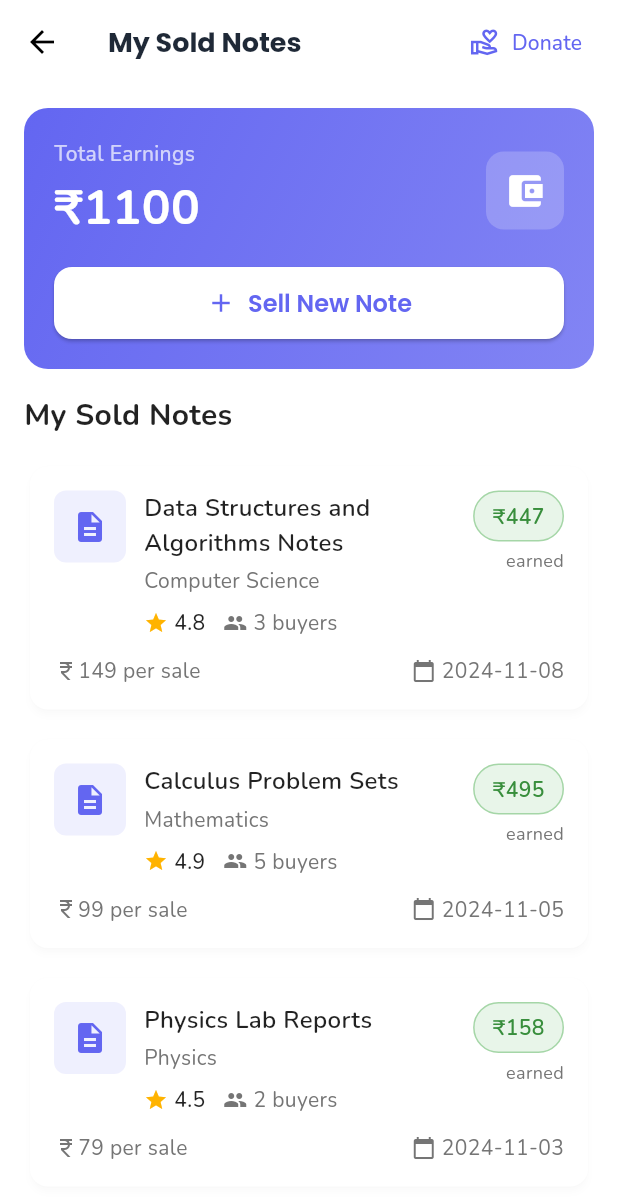
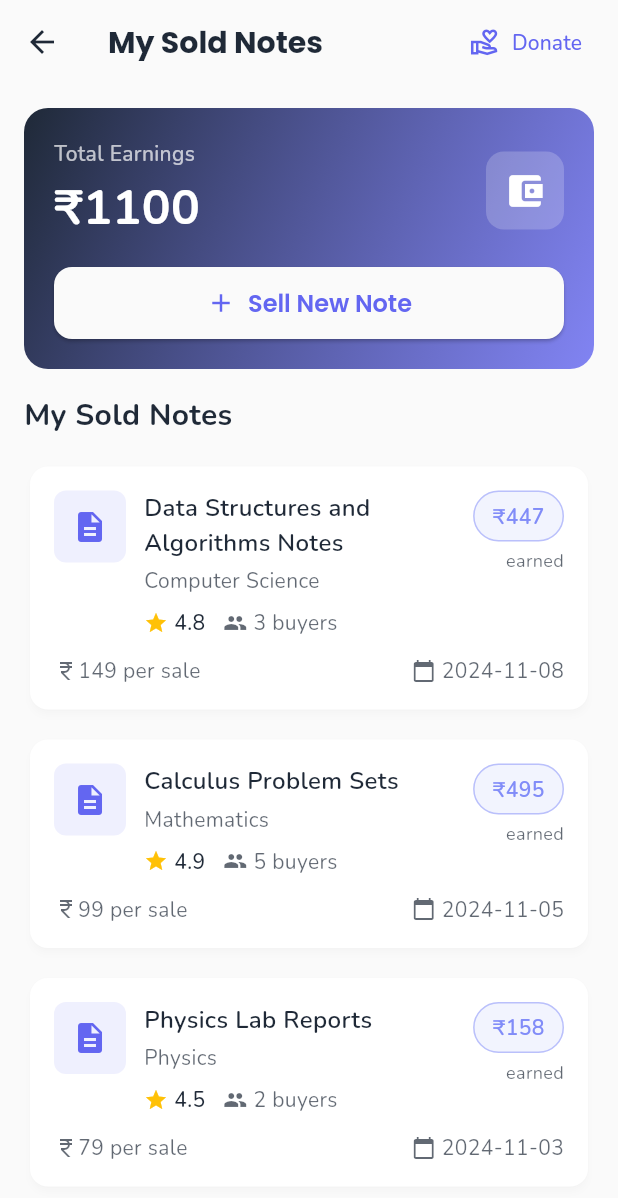
Before and after one commit to Campus-Notes/campus_notes_app, a Flutter app: the MySoldNotesPage screen opened directly, on a phone screen of 412 x 824 dp. Shown: the top 1198 px of the screen. Run offline on Flutter 3.47's test engine with Material 3 defaults, Android fonts, the phone set to English and light mode, and no system bars; our stand-ins replace cloud_firestore, firebase_auth, firebase_core, google_fonts, shared_preferences; accounts and stored records are empty.

Commit message:
feat: add dark mode UI for sold notes

```diff
--- a/lib/features/home/presentation/widgets/sell_mode_content.dart
+++ b/lib/features/home/presentation/widgets/sell_mode_content.dart
@@ -1,5 +1,5 @@
 import 'package:flutter/material.dart';
-import '../../../../theme/app_theme.dart';
+// import '../../../../theme/app_theme.dart';
 import '../../../notes/presentation/pages/sell_note.dart';
 import '../../../notes/presentation/widgets/sold_note_card.dart';
 
@@ -52,7 +52,10 @@ class SellModeContent extends StatelessWidget {
           padding: const EdgeInsets.all(20),
           decoration: BoxDecoration(
             gradient: LinearGradient(
-              colors: [AppColors.primary, AppColors.primary.withValues(alpha: 0.8)],
+              colors: [
+                Theme.of(context).colorScheme.primary,
+                Theme.of(context).colorScheme.primary.withValues(alpha: 0.8)
+              ],
               begin: Alignment.topLeft,
               end: Alignment.bottomRight,
             ),
@@ -108,23 +111,24 @@ class SellModeContent extends StatelessWidget {
                     MaterialPageRoute(builder: (_) => const UploadPage()),
                   ),
                   style: ElevatedButton.styleFrom(
-                    backgroundColor: Colors.white,
-                    foregroundColor: AppColors.primary,
+                    backgroundColor: Theme.of(context).scaffoldBackgroundColor,
+                    foregroundColor: Theme.of(context).colorScheme.primary,
                     padding: const EdgeInsets.symmetric(vertical: 12),
                     shape: RoundedRectangleBorder(
                       borderRadius: BorderRadius.circular(12),
                     ),
                   ),
-                  child: const Row(
+                  child: Row(
                     mainAxisAlignment: MainAxisAlignment.center,
                     children: [
-                      Icon(Icons.add, size: 20),
-                      SizedBox(width: 8),
+                      Icon(Icons.add, size: 20, color: Theme.of(context).colorScheme.primary),
+                      const SizedBox(width: 8),
                       Text(
                         'Sell New Note',
                         style: TextStyle(
                           fontWeight: FontWeight.w600,
                           fontSize: 16,
+                          color: Theme.of(context).colorScheme.primary,
                         ),
                       ),
                     ],
@@ -135,12 +139,12 @@ class SellModeContent extends StatelessWidget {
           ),
         ),
 
-        const Text(
+        Text(
           'My Sold Notes',
           style: TextStyle(
             fontSize: 20,
             fontWeight: FontWeight.bold,
-            color: Colors.black87,
+            color: Theme.of(context).colorScheme.onSurface,
           ),
         ),
         const SizedBox(height: 16),
@@ -150,28 +154,28 @@ class SellModeContent extends StatelessWidget {
           Center(
             child: Container(
               padding: const EdgeInsets.all(32),
-              child: const Column(
+              child: Column(
                 children: [
                   Icon(
                     Icons.note_add_outlined,
                     size: 64,
-                    color: Colors.grey,
+                    color: Theme.of(context).colorScheme.onSurface.withValues(alpha: 0.5),
                   ),
-                  SizedBox(height: 16),
+                  const SizedBox(height: 16),
                   Text(
                     'No notes sold yet',
                     style: TextStyle(
                       fontSize: 18,
                       fontWeight: FontWeight.w600,
-                      color: Colors.grey,
+                      color: Theme.of(context).colorScheme.onSurface.withValues(alpha: 0.7),
                     ),
                   ),
-                  SizedBox(height: 8),
+                  const SizedBox(height: 8),
                   Text(
                     'Start by selling your first note!',
                     style: TextStyle(
                       fontSize: 14,
-                      color: Colors.grey,
+                      color: Theme.of(context).colorScheme.onSurface.withValues(alpha: 0.5),
                     ),
                   ),
                 ],
--- a/lib/features/notes/presentation/pages/my_sold_notes_page.dart
+++ b/lib/features/notes/presentation/pages/my_sold_notes_page.dart
@@ -1,5 +1,4 @@
 import 'package:flutter/material.dart';
-import '../../../../theme/app_theme.dart';
 import 'sell_note.dart';
 import 'donations_page.dart';
 import '../widgets/sold_note_card.dart';
@@ -45,19 +44,36 @@ class MySoldNotesPage extends StatelessWidget {
     double totalEarnings = soldNotes.fold(0.0, (sum, note) => sum + note['totalEarned']);
 
     return Scaffold(
-      backgroundColor: Colors.white,
+      backgroundColor: Theme.of(context).scaffoldBackgroundColor,
       appBar: AppBar(
-        title: const Text('My Sold Notes'),
-        backgroundColor: Colors.white,
-        foregroundColor: Colors.black,
+        title: Text(
+          'My Sold Notes',
+          style: TextStyle(
+            color: Theme.of(context).colorScheme.onSurface,
+            fontWeight: FontWeight.bold,
+            fontSize: 20,
+          ),
+        ),
+        backgroundColor: Theme.of(context).scaffoldBackgroundColor,
+        foregroundColor: Theme.of(context).colorScheme.onSurface,
         elevation: 0,
         actions: [
           TextButton.icon(
             onPressed: () => Navigator.of(context).push(
               MaterialPageRoute(builder: (_) => const DonationsPage()),
             ),
-            icon: const Icon(Icons.volunteer_activism_outlined, size: 20),
-            label: const Text('Donate', style: TextStyle(fontSize: 14)),
+            icon: Icon(
+              Icons.volunteer_activism_outlined,
+              size: 20,
+              color: Theme.of(context).colorScheme.primary,
+            ),
+            label: Text(
+              'Donate',
+              style: TextStyle(
+                fontSize: 14,
+                color: Theme.of(context).colorScheme.primary,
+              ),
+            ),
           ),
           const SizedBox(width: 8),
         ],
@@ -70,7 +86,10 @@ class MySoldNotesPage extends StatelessWidget {
             padding: const EdgeInsets.all(20),
             decoration: BoxDecoration(
               gradient: LinearGradient(
-                colors: [AppColors.primary, AppColors.primary.withValues(alpha: 0.8)],
+                colors: [
+                  Theme.of(context).colorScheme.onSurface,
+                  Theme.of(context).colorScheme.primary.withValues(alpha:0.8)
+                ],
                 begin: Alignment.topLeft,
                 end: Alignment.bottomRight,
               ),
@@ -107,7 +126,7 @@ class MySoldNotesPage extends StatelessWidget {
                     Container(
                       padding: const EdgeInsets.all(12),
                       decoration: BoxDecoration(
-                        color: Colors.white.withValues(alpha: 0.2),
+                        color: Colors.white.withValues(alpha:0.2),
                         borderRadius: BorderRadius.circular(12),
                       ),
                       child: const Icon(
@@ -126,23 +145,24 @@ class MySoldNotesPage extends StatelessWidget {
                       MaterialPageRoute(builder: (_) => const UploadPage()),
                     ),
                     style: ElevatedButton.styleFrom(
-                      backgroundColor: Colors.white,
-                      foregroundColor: AppColors.primary,
+                      backgroundColor: Theme.of(context).scaffoldBackgroundColor,
+                      foregroundColor: Theme.of(context).colorScheme.primary,
                       padding: const EdgeInsets.symmetric(vertical: 12),
                       shape: RoundedRectangleBorder(
                         borderRadius: BorderRadius.circular(12),
                       ),
                     ),
-                    child: const Row(
+                    child: Row(
                       mainAxisAlignment: MainAxisAlignment.center,
                       children: [
-                        Icon(Icons.add, size: 20),
-                        SizedBox(width: 8),
+                        Icon(Icons.add, size: 20, color: Theme.of(context).colorScheme.primary),
+                        const SizedBox(width: 8),
                         Text(
                           'Sell New Note',
                           style: TextStyle(
                             fontWeight: FontWeight.w600,
                             fontSize: 16,
+                            color: Theme.of(context).colorScheme.primary,
                           ),
                         ),
                       ],
@@ -155,30 +175,30 @@ class MySoldNotesPage extends StatelessWidget {
 
           Expanded(
             child: soldNotes.isEmpty
-                ? const Center(
+                ? Center(
                     child: Column(
                       mainAxisAlignment: MainAxisAlignment.center,
                       children: [
                         Icon(
                           Icons.note_add_outlined,
                           size: 64,
-                          color: Colors.grey,
+                          color: Theme.of(context).colorScheme.onSurface.withValues(alpha:0.5),
                         ),
-                        SizedBox(height: 16),
+                        const SizedBox(height: 16),
                         Text(
                           'No notes sold yet',
                           style: TextStyle(
                             fontSize: 18,
                             fontWeight: FontWeight.w600,
-                            color: Colors.grey,
+                            color: Theme.of(context).colorScheme.onSurface.withValues(alpha:0.7),
                           ),
                         ),
-                        SizedBox(height: 8),
+                        const SizedBox(height: 8),
                         Text(
                           'Start by selling your first note!',
                           style: TextStyle(
                             fontSize: 14,
-                            color: Colors.grey,
+                            color: Theme.of(context).colorScheme.onSurface.withValues(alpha:0.5),
                           ),
                         ),
                       ],
@@ -189,14 +209,14 @@ class MySoldNotesPage extends StatelessWidget {
                     itemCount: soldNotes.length + 1,
                     itemBuilder: (context, index) {
                       if (index == 0) {
-                        return const Padding(
-                          padding: EdgeInsets.only(bottom: 16),
+                        return Padding(
+                          padding: const EdgeInsets.only(bottom: 16),
                           child: Text(
                             'My Sold Notes',
                             style: TextStyle(
                               fontSize: 20,
                               fontWeight: FontWeight.bold,
-                              color: Colors.black87,
+                              color: Theme.of(context).colorScheme.onSurface,
                             ),
                           ),
                         );
--- a/lib/features/notes/presentation/widgets/sold_note_card.dart
+++ b/lib/features/notes/presentation/widgets/sold_note_card.dart
@@ -1,5 +1,5 @@
 import 'package:flutter/material.dart';
-import '../../../../theme/app_theme.dart';
+// import '../../../../theme/app_theme.dart';
 
 class SoldNoteCard extends StatelessWidget {
   final Map<String, dynamic> note;
@@ -29,17 +29,16 @@ class SoldNoteCard extends StatelessWidget {
                   width: 48,
                   height: 48,
                   decoration: BoxDecoration(
-                    color: AppColors.primary.withValues(alpha: 0.1),
+                    color: Theme.of(context).colorScheme.primary.withValues(alpha:0.1),
                     borderRadius: BorderRadius.circular(8),
                   ),
-                  child: const Icon(
+                  child: Icon(
                     Icons.description,
-                    color: AppColors.primary,
+                    color: Theme.of(context).colorScheme.primary,
                     size: 24,
                   ),
                 ),
                 const SizedBox(width: 12),
-
                 // Note details
                 Expanded(
                   child: Column(
@@ -47,10 +46,10 @@ class SoldNoteCard extends StatelessWidget {
                     children: [
                       Text(
                         note['title'],
-                        style: const TextStyle(
+                        style: TextStyle(
                           fontSize: 16,
                           fontWeight: FontWeight.w600,
-                          color: Colors.black87,
+                          color: Theme.of(context).colorScheme.onSurface,
                         ),
                         maxLines: 2,
                         overflow: TextOverflow.ellipsis,
@@ -60,38 +59,38 @@ class SoldNoteCard extends StatelessWidget {
                         note['subject'],
                         style: TextStyle(
                           fontSize: 14,
-                          color: Colors.grey[600],
+                          color: Theme.of(context).colorScheme.onSurface.withValues(alpha:0.7),
                         ),
                       ),
                       const SizedBox(height: 8),
                       Row(
                         children: [
-                          Icon(
+                          const Icon(
                             Icons.star,
                             size: 16,
-                            color: Colors.amber[600],
+                            color: Colors.amber,
                           ),
                           const SizedBox(width: 4),
                           Text(
                             note['rating'].toString(),
-                            style: const TextStyle(
+                            style: TextStyle(
                               fontSize: 14,
                               fontWeight: FontWeight.w500,
-                              color: Colors.black87,
+                              color: Theme.of(context).colorScheme.onSurface,
                             ),
                           ),
                           const SizedBox(width: 12),
                           Icon(
                             Icons.people,
                             size: 16,
-                            color: Colors.grey[600],
+                            color: Theme.of(context).colorScheme.onSurface.withValues(alpha:0.7),
                           ),
                           const SizedBox(width: 4),
                           Text(
                             '${note['buyerCount']} buyers',
                             style: TextStyle(
                               fontSize: 14,
-                              color: Colors.grey[600],
+                              color: Theme.of(context).colorScheme.onSurface.withValues(alpha:0.7),
                             ),
                           ),
                         ],
@@ -99,7 +98,6 @@ class SoldNoteCard extends StatelessWidget {
                     ],
                   ),
                 ),
-
                 // Earnings section
                 Column(
                   crossAxisAlignment: CrossAxisAlignment.end,
@@ -110,16 +108,16 @@ class SoldNoteCard extends StatelessWidget {
                         vertical: 6,
                       ),
                       decoration: BoxDecoration(
-                        color: Colors.green[50],
+                        color: Theme.of(context).colorScheme.secondary.withValues(alpha:0.1),
                         borderRadius: BorderRadius.circular(20),
-                        border: Border.all(color: Colors.green[200]!),
+                        border: Border.all(color: Theme.of(context).colorScheme.secondary.withValues(alpha:0.5)),
                       ),
                       child: Text(
                         '₹${note['totalEarned'].toStringAsFixed(0)}',
                         style: TextStyle(
                           fontSize: 14,
                           fontWeight: FontWeight.w600,
-                          color: Colors.green[700],
+                          color: Theme.of(context).colorScheme.secondary,
                         ),
                       ),
                     ),
@@ -128,16 +126,14 @@ class SoldNoteCard extends StatelessWidget {
                       'earned',
                       style: TextStyle(
                         fontSize: 12,
-                        color: Colors.grey[600],
+                        color: Theme.of(context).colorScheme.onSurface.withValues(alpha:0.7),
                       ),
                     ),
                   ],
                 ),
               ],
             ),
-
             const SizedBox(height: 12),
-
             // Bottom row with price and date
             Row(
               mainAxisAlignment: MainAxisAlignment.spaceBetween,
@@ -147,13 +143,13 @@ class SoldNoteCard extends StatelessWidget {
                     Icon(
                       Icons.currency_rupee,
                       size: 16,
-                      color: Colors.grey[600],
+                      color: Theme.of(context).colorScheme.onSurface.withValues(alpha:0.7),
                     ),
                     Text(
                       '${note['price'].toStringAsFixed(0)} per sale',
                       style: TextStyle(
                         fontSize: 14,
-                        color: Colors.grey[600],
+                        color: Theme.of(context).colorScheme.onSurface.withValues(alpha:0.7),
                       ),
                     ),
                   ],
@@ -163,14 +159,14 @@ class SoldNoteCard extends StatelessWidget {
                     Icon(
                       Icons.calendar_today,
                       size: 16,
-                      color: Colors.grey[600],
+                      color: Theme.of(context).colorScheme.onSurface.withValues(alpha:0.7),
                     ),
                     const SizedBox(width: 4),
                     Text(
                       note['dateSold'],
                       style: TextStyle(
                         fontSize: 14,
-                        color: Colors.grey[600],
+                        color: Theme.of(context).colorScheme.onSurface.withValues(alpha:0.7),
                       ),
                     ),
                   ],
```
